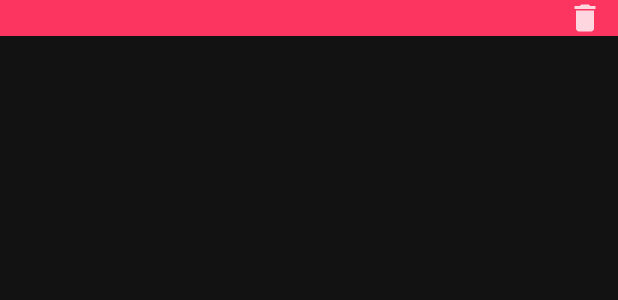
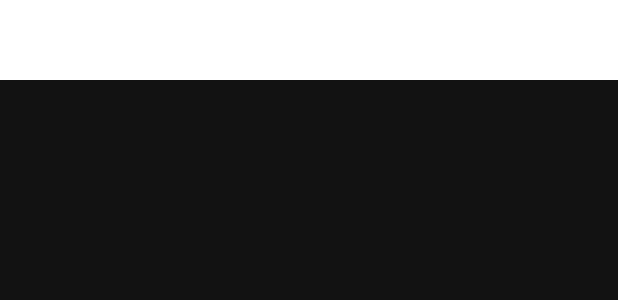
Before and after one commit to umtdemr/elca, an Android app: the layout element_item_actions.xml on its own in the app's theme, with its tools: preview values and no code run, on a phone screen of 412 x 824 dp. Shown: the top 300 px of the screen. Run offline under Robolectric (Android 15) with nearby library versions, the phone set to English and light mode, and no system bars.

Commit message:
fixed element item issue

```diff
--- a/app/src/main/java/adapter/ItemRecyclerViewAdapter.java
+++ b/app/src/main/java/adapter/ItemRecyclerViewAdapter.java
@@ -34,8 +34,9 @@ public class ItemRecyclerViewAdapter extends RecyclerView.Adapter<ItemRecyclerVi
 
     @Override
     public ItemViewHolder onCreateViewHolder(ViewGroup parent, int viewType) {
-        View itemView = LayoutInflater.from(parent.getContext()).inflate(R.layout.element_item, parent, false);
-        return new ItemViewHolder(itemView);
+        // View itemView = LayoutInflater.from(parent.getContext()).inflate(R.layout.element_item, parent, false);
+        View layout = LayoutInflater.from(parent.getContext()).inflate(R.layout.element_item_actions, parent, false);
+        return new ItemViewHolder(layout);
     }
 
     @Override
--- a/app/src/main/res/layout/element_item_actions.xml
+++ b/app/src/main/res/layout/element_item_actions.xml
@@ -3,12 +3,12 @@
     xmlns:android="http://schemas.android.com/apk/res/android"
     xmlns:app="http://schemas.android.com/apk/res-auto"
     android:layout_width="match_parent"
-    android:layout_height="match_parent">
-
+    android:layout_height="wrap_content">
     <RelativeLayout
         android:layout_width="wrap_content"
         android:layout_height="wrap_content"
         android:background="@color/red_salsa"
+        android:padding="@dimen/padding_layer"
         android:tag="reveal-left">
         <ImageView
             android:layout_width="wrap_content"
@@ -19,4 +19,35 @@
             android:src="@drawable/ic_delete"
             app:tint="@color/white" />
     </RelativeLayout>
+    <RelativeLayout
+        android:layout_width="match_parent"
+        android:layout_height="wrap_content"
+        android:padding="@dimen/padding_layer"
+        android:background="@color/white"
+        android:tag="front">
+        <TextView
+            android:id="@+id/lblTitle"
+            android:layout_width="wrap_content"
+            android:layout_height="wrap_content"
+            android:layout_alignParentLeft="true"
+            android:layout_centerVertical="true"
+            android:textSize="@dimen/text_size_grande" />
+        <androidx.appcompat.widget.LinearLayoutCompat
+            android:layout_width="wrap_content"
+            android:layout_height="wrap_content"
+            android:layout_alignParentRight="true"
+            android:layout_centerVertical="true"
+            android:gravity="right"
+            android:orientation="vertical">
+            <TextView
+                android:id="@+id/lblMaxWatt"
+                android:layout_width="wrap_content"
+                android:layout_height="wrap_content"
+                android:textSize="@dimen/text_size_small" />
+            <TextView
+                android:id="@+id/lblAverageUsage"
+                android:layout_width="wrap_content"
+                android:layout_height="wrap_content" />
+        </androidx.appcompat.widget.LinearLayoutCompat>
+    </RelativeLayout>
 </FrameLayout>
```
Also changed, not shown: app/src/main/java/com/example/elca/MainActivity.java (+28 -0 lines), app/src/main/res/layout/element_item.xml (+9 -31 lines).
